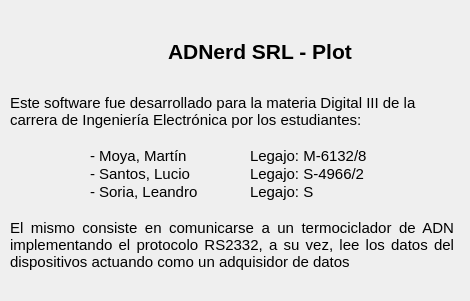
Above: UI_files/aboutdialog.ui from moyamartin/Digital_III before the change. Below: the same form after it.
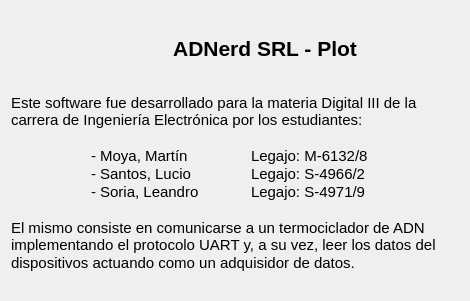
That is the form after the change. Icons and pictures are not drawn.

The edit to the form file:
```diff
--- a/UI_files/aboutdialog.ui
+++ b/UI_files/aboutdialog.ui
@@ -28,9 +28,9 @@
   <widget class="QWidget" name="layoutWidget">
    <property name="geometry">
     <rect>
-     <x>10</x>
+     <x>11</x>
      <y>10</y>
-     <width>446</width>
+     <width>451</width>
      <height>281</height>
     </rect>
    </property>
@@ -69,18 +69,18 @@
        <widget class="QLabel" name="label">
         <property name="minimumSize">
          <size>
-          <width>190</width>
-          <height>20</height>
+          <width>200</width>
+          <height>50</height>
          </size>
         </property>
         <property name="maximumSize">
          <size>
-          <width>190</width>
-          <height>20</height>
+          <width>200</width>
+          <height>50</height>
          </size>
         </property>
         <property name="text">
-         <string>&lt;html&gt;&lt;head/&gt;&lt;body&gt;&lt;p&gt;&lt;span style=&quot; font-size:16pt; font-weight:600;&quot;&gt;ADNerd SRL - Plot&lt;/span&gt;&lt;/p&gt;&lt;/body&gt;&lt;/html&gt;</string>
+         <string>&lt;html&gt;&lt;head/&gt;&lt;body&gt;&lt;p align=&quot;center&quot;&gt;&lt;span style=&quot; font-size:16pt; font-weight:600;&quot;&gt;ADNerd SRL - Plot&lt;/span&gt;&lt;/p&gt;&lt;/body&gt;&lt;/html&gt;</string>
         </property>
        </widget>
       </item>
@@ -141,14 +141,15 @@
        <string>&lt;!DOCTYPE HTML PUBLIC &quot;-//W3C//DTD HTML 4.0//EN&quot; &quot;http://www.w3.org/TR/REC-html40/strict.dtd&quot;&gt;
 &lt;html&gt;&lt;head&gt;&lt;meta name=&quot;qrichtext&quot; content=&quot;1&quot; /&gt;&lt;style type=&quot;text/css&quot;&gt;
 p, li { white-space: pre-wrap; }
-&lt;/style&gt;&lt;/head&gt;&lt;body style=&quot; font-family:'Ubuntu'; font-size:11pt; font-weight:400; font-style:normal;&quot;&gt;
-&lt;p style=&quot; margin-top:0px; margin-bottom:0px; margin-left:0px; margin-right:0px; -qt-block-indent:0; text-indent:0px;&quot;&gt;Este software fue desarrollado para la materia Digital III de la carrera de Ingeniería Electrónica por los estudiantes:&lt;/p&gt;
-&lt;p align=&quot;justify&quot; style=&quot;-qt-paragraph-type:empty; margin-top:0px; margin-bottom:0px; margin-left:0px; margin-right:0px; -qt-block-indent:0; text-indent:0px;&quot;&gt;&lt;br /&gt;&lt;/p&gt;
-&lt;p align=&quot;justify&quot; style=&quot; margin-top:0px; margin-bottom:0px; margin-left:0px; margin-right:0px; -qt-block-indent:0; text-indent:0px;&quot;&gt;	- Moya, Martín	Legajo: M-6132/8&lt;/p&gt;
-&lt;p align=&quot;justify&quot; style=&quot; margin-top:0px; margin-bottom:0px; margin-left:0px; margin-right:0px; -qt-block-indent:0; text-indent:0px;&quot;&gt;	- Santos, Lucio	Legajo: S-4966/2&lt;/p&gt;
-&lt;p align=&quot;justify&quot; style=&quot; margin-top:0px; margin-bottom:0px; margin-left:0px; margin-right:0px; -qt-block-indent:0; text-indent:0px;&quot;&gt;	- Soria, Leandro	Legajo: S&lt;/p&gt;
-&lt;p align=&quot;justify&quot; style=&quot;-qt-paragraph-type:empty; margin-top:0px; margin-bottom:0px; margin-left:0px; margin-right:0px; -qt-block-indent:0; text-indent:0px;&quot;&gt;&lt;br /&gt;&lt;/p&gt;
-&lt;p align=&quot;justify&quot; style=&quot; margin-top:0px; margin-bottom:0px; margin-left:0px; margin-right:0px; -qt-block-indent:0; text-indent:0px;&quot;&gt;El mismo consiste en comunicarse a un termociclador de ADN implementando el protocolo RS2332, a su vez, lee los datos del dispositivos actuando como un adquisidor de datos&lt;/p&gt;&lt;/body&gt;&lt;/html&gt;</string>
+&lt;/style&gt;&lt;/head&gt;&lt;body style=&quot; font-family:'MS Shell Dlg 2'; font-size:8pt; font-weight:400; font-style:normal;&quot;&gt;
+&lt;p style=&quot; margin-top:0px; margin-bottom:0px; margin-left:0px; margin-right:0px; -qt-block-indent:0; text-indent:0px;&quot;&gt;&lt;span style=&quot; font-family:'Ubuntu'; font-size:11pt;&quot;&gt;Este software fue desarrollado para la materia Digital III de la carrera de Ingeniería Electrónica por los estudiantes:&lt;/span&gt;&lt;/p&gt;
+&lt;p align=&quot;justify&quot; style=&quot;-qt-paragraph-type:empty; margin-top:0px; margin-bottom:0px; margin-left:0px; margin-right:0px; -qt-block-indent:0; text-indent:0px; font-family:'Ubuntu'; font-size:11pt;&quot;&gt;&lt;br /&gt;&lt;/p&gt;
+&lt;p align=&quot;justify&quot; style=&quot; margin-top:0px; margin-bottom:0px; margin-left:0px; margin-right:0px; -qt-block-indent:0; text-indent:0px;&quot;&gt;&lt;span style=&quot; font-family:'Ubuntu'; font-size:11pt;&quot;&gt;	- Moya, Martín	Legajo: M-6132/8&lt;/span&gt;&lt;/p&gt;
+&lt;p align=&quot;justify&quot; style=&quot; margin-top:0px; margin-bottom:0px; margin-left:0px; margin-right:0px; -qt-block-indent:0; text-indent:0px;&quot;&gt;&lt;span style=&quot; font-family:'Ubuntu'; font-size:11pt;&quot;&gt;	- Santos, Lucio	Legajo: S-4966/2&lt;/span&gt;&lt;/p&gt;
+&lt;p align=&quot;justify&quot; style=&quot; margin-top:0px; margin-bottom:0px; margin-left:0px; margin-right:0px; -qt-block-indent:0; text-indent:0px;&quot;&gt;&lt;span style=&quot; font-family:'Ubuntu'; font-size:11pt;&quot;&gt;	- Soria, Leandro	Legajo: S-4971/9&lt;/span&gt;&lt;/p&gt;
+&lt;p align=&quot;justify&quot; style=&quot;-qt-paragraph-type:empty; margin-top:0px; margin-bottom:0px; margin-left:0px; margin-right:0px; -qt-block-indent:0; text-indent:0px; font-family:'Ubuntu'; font-size:11pt;&quot;&gt;&lt;br /&gt;&lt;/p&gt;
+&lt;p style=&quot; margin-top:0px; margin-bottom:0px; margin-left:0px; margin-right:0px; -qt-block-indent:0; text-indent:0px;&quot;&gt;&lt;span style=&quot; font-family:'Ubuntu'; font-size:11pt;&quot;&gt;El mismo consiste en comunicarse a un termociclador de ADN implementando el protocolo UART y, a su vez, leer los datos del&lt;/span&gt;&lt;/p&gt;
+&lt;p style=&quot; margin-top:0px; margin-bottom:0px; margin-left:0px; margin-right:0px; -qt-block-indent:0; text-indent:0px;&quot;&gt;&lt;span style=&quot; font-family:'Ubuntu'; font-size:11pt;&quot;&gt;dispositivos actuando como un adquisidor de datos.&lt;/span&gt;&lt;/p&gt;&lt;/body&gt;&lt;/html&gt;</string>
       </property>
       <property name="scaledContents">
        <bool>false</bool>
```
